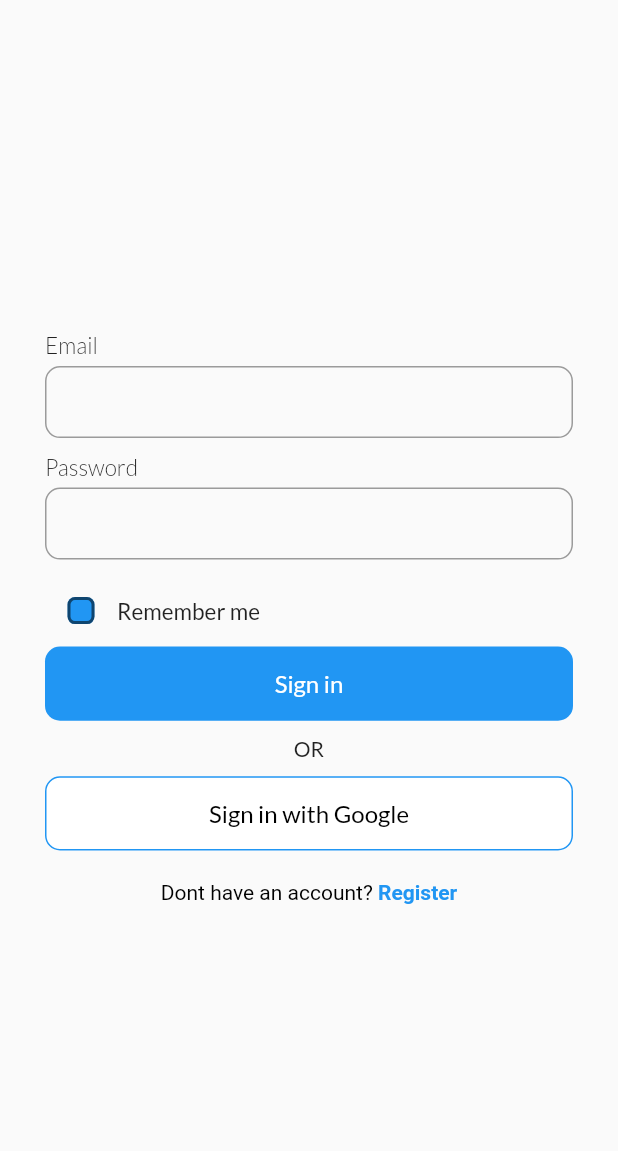
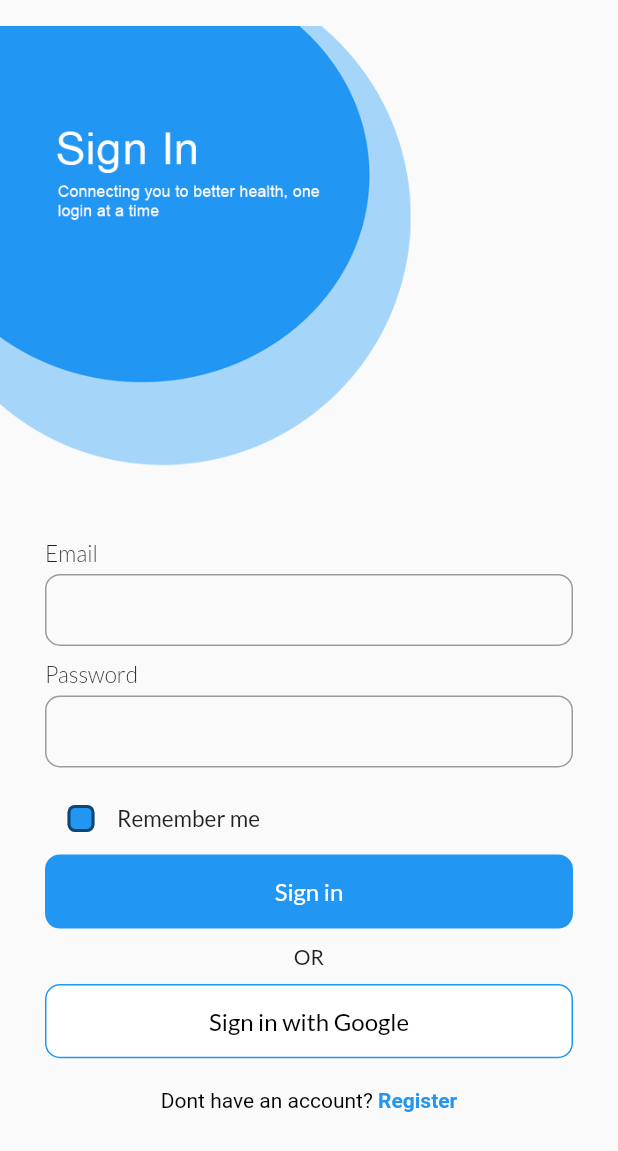
Before and after one commit to pasinduJDJ/capsule_patient-master, a Flutter app: the screen it shows after launch, on a phone screen of 412 x 824 dp. Shown: the top 1151 px of the screen. Run offline on Flutter 3.47's test engine with Material 2 defaults, Android fonts, the phone set to English and light mode, and no system bars; our stand-ins replace google_fonts.

Commit message:
New Changes

```diff
--- a/lib/screens/login_screen.dart
+++ b/lib/screens/login_screen.dart
@@ -25,13 +25,30 @@ class _LoginScreenState extends State<LoginScreen> {
   @override
   Widget build(BuildContext context) {
     return Scaffold(
-      body: Container(
+      body: SingleChildScrollView(
+        child: Column(
+          children: [
+            Row(children: [
+              Container(
+                width: MediaQuery.of(context).size.width / 1.4,
+                height: MediaQuery.of(context).size.height * 0.4,
+                decoration: const BoxDecoration(
+                    // borderRadius: BorderRadius.circular(80),
+                    image: DecorationImage(
+                        image:
+                            AssetImage("assets/images/blueDesignSignIn.png"))),
+              ),
+            ]),
+            Container(
               width: ScreenSize.width,
               padding: const EdgeInsets.symmetric(horizontal: 30),
               child: Column(
                 mainAxisSize: MainAxisSize.max,
                 mainAxisAlignment: MainAxisAlignment.center,
                 children: [
+                  const SizedBox(
+                    height: 30,
+                  ),
                   Form(
                     key: _formKey,
                     child: Column(
@@ -104,6 +121,9 @@ class _LoginScreenState extends State<LoginScreen> {
                 ],
               ),
             ),
+          ],
+        ),
+      ),
     );
   }
 }
```
Lines whose indentation alone changed are shown as unchanged.
